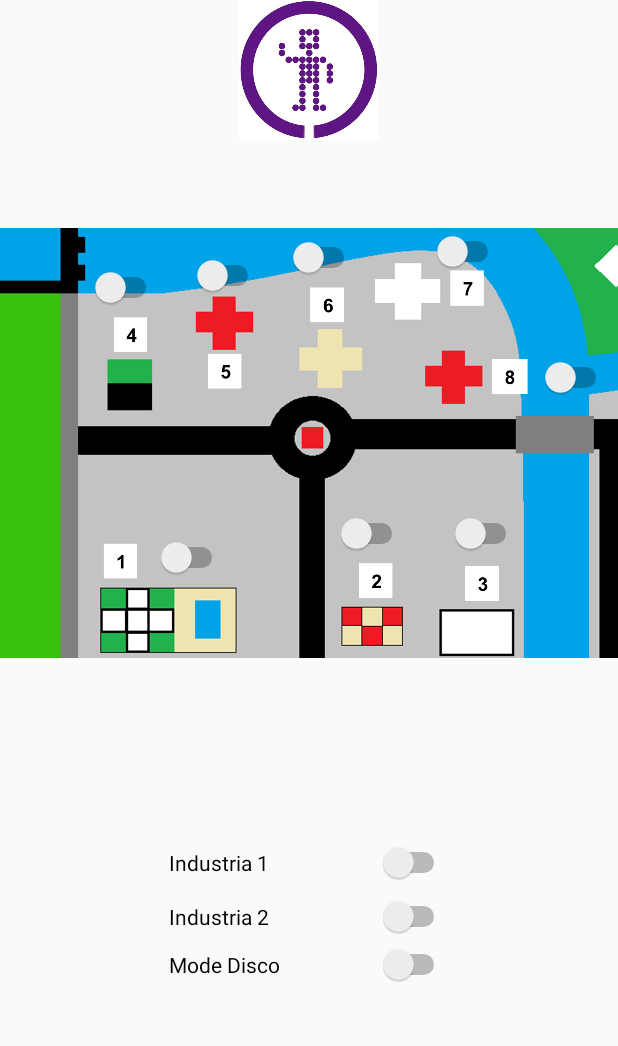
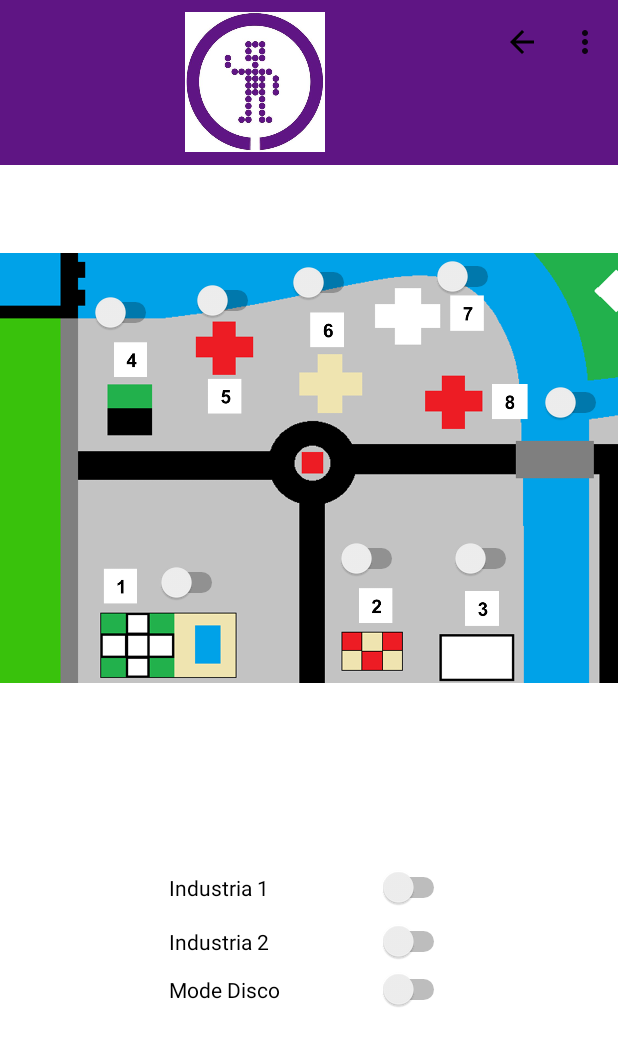
Before and after one commit to David-Domenech-Pereira/Urbots_Maqueta_def, an Android app: the screen it shows after launch (InteractuarCiutat), after a tap on "CIUTAT/INDUSTRIA", on a phone screen of 412 x 824 dp. Shown: the top 1046 px of the screen. Run offline under Robolectric (Android 15) with nearby library versions, the phone set to English and light mode, and no system bars; 2 statements that could not run were skipped.

Commit message:
Tota la tarde pa algo tant tonto com dos botons enfrascats en una barra de color lila :pensive:

```diff
--- a/app/src/main/java/com/urbots/maqueta/MainActivity.java
+++ b/app/src/main/java/com/urbots/maqueta/MainActivity.java
@@ -26,7 +26,7 @@ import com.urbots.maqueta.cdu.InteractuarNuclear;
 import com.urbots.maqueta.cdu.InteractuarPanells;
 
 public class MainActivity extends AppCompatActivity {
-    boolean esClar = true;
+    public static boolean esClar = true;
     @Override
     protected void onCreate(Bundle savedInstanceState) {
         final RelativeLayout relativeLayout = findViewById(R.id.fonsBotons);
--- a/app/src/main/java/com/urbots/maqueta/cdu/InteractuarCiutat.java
+++ b/app/src/main/java/com/urbots/maqueta/cdu/InteractuarCiutat.java
@@ -1,8 +1,10 @@
 package com.urbots.maqueta.cdu;
 
 import android.database.sqlite.SQLiteDatabase;
+import android.graphics.Color;
 import android.os.Bundle;
 import android.view.Gravity;
+import android.view.MenuItem;
 import android.view.View;
 import android.view.ViewGroup;
 import android.widget.CompoundButton;
@@ -11,9 +13,15 @@ import android.widget.LinearLayout;
 import android.widget.RelativeLayout;
 import android.widget.SeekBar;
 import android.widget.Switch;
+import androidx.appcompat.app.AppCompatActivity;
+import androidx.activity.ComponentActivity;
+import android.view.Menu;
+import android.widget.Toast;
+import androidx.annotation.NonNull;
+import androidx.appcompat.widget.Toolbar;
+import androidx.constraintlayout.widget.ConstraintLayout;
 
-import androidx.activity.ComponentActivity;
-
+import com.urbots.maqueta.MainActivity;
 import com.urbots.maqueta.R;
 import com.urbots.maqueta.auxiliar.DatabaseHelper;
 import com.urbots.maqueta.models.Ciutat;
@@ -23,7 +31,7 @@ import com.urbots.maqueta.models.Eolica;
 import com.urbots.maqueta.models.Nuclear;
 import android.widget.Switch;
 
-public class InteractuarCiutat extends ComponentActivity {
+public class InteractuarCiutat extends AppCompatActivity {
     Ciutat element;
     ElementInteractuar elements[];
     Switch botones[];
@@ -32,9 +40,12 @@ public class InteractuarCiutat extends ComponentActivity {
     protected void onCreate(Bundle savedInstanceState) {
         super.onCreate(savedInstanceState);
         setContentView(R.layout.interactuar_ciutat);
+        Toolbar toolbarInt = findViewById(R.id.toolbar_interactuar);
+        setSupportActionBar(toolbarInt);
         DatabaseHelper databaseHelper = new DatabaseHelper(getApplicationContext());
         SQLiteDatabase db = databaseHelper.getWritableDatabase();
         ElementCiutat.setDB(db); //Ponemos la BD
+
 
         element = Ciutat.getCiutat();
         elements = element.getElements();
@@ -58,12 +69,66 @@ public class InteractuarCiutat extends ComponentActivity {
                 @Override
                 public void onCheckedChanged(CompoundButton buttonView, boolean isChecked) {
                     element.setStatus(isChecked, botonNumero);
-
                 }
             });
-
+        }
+        final ImageView imageView = findViewById(R.id.imageView4);
+        final ConstraintLayout constraintLayout = findViewById(R.id.layoutCiutat);
+        final Switch industria1 = findViewById(R.id.switch8);
+        final Switch industria2 = findViewById(R.id.switch9);
+        final Switch disco = findViewById(R.id.switch10);
+        if (MainActivity.esClar) {
+            imageView.setBackgroundResource(R.color.white);
+            constraintLayout.setBackgroundResource(R.color.white);
+            industria1.setTextColor(0xFF000000);
+            industria2.setTextColor(0xFF000000);
+            disco.setTextColor(0xFF000000);
+        } else {
+            imageView.setBackgroundResource(R.color.dark_grey);
+            constraintLayout.setBackgroundResource(R.color.dark_grey);
+            industria1.setTextColor(Color.parseColor("#FFFFFFFF"));
+            industria2.setTextColor(Color.parseColor("#FFFFFFFF"));
+            disco.setTextColor(Color.parseColor("#FFFFFFFF"));
 
         }
+    }
+    @Override
+    public boolean onCreateOptionsMenu(Menu menu) {
+        getMenuInflater().inflate(R.menu.menu_interactuar, menu);
+        return true;
+    }
+    @Override
+    public boolean onOptionsItemSelected(@NonNull MenuItem item) {
+        int id = item.getItemId();
+        if (id == R.id.atras) {
+            finish();
+        } else if (id == R.id.opcio_reset) {
+            element = Ciutat.getCiutat();
+            elements = element.getElements();
+            botones = new Switch[element.getSizeElements()];
+            //Sólo se muestran la cantidad activa
+            for (int i = 0; i < element.getSizeElements(); i++) {
 
+                int switchId = getResources().getIdentifier("switch" + i, "id", getPackageName());
+                botones[i] = findViewById(switchId);
+                if (!elements[i].potEncendre()) {
+                    botones[i].setVisibility(View.GONE);
+                    continue;
+                }
+                if (elements[i].getEnabled()) {
+                    botones[i].setChecked(true);
+                } else {
+                    botones[i].setChecked(false);
+                }
+                final int botonNumero = i; // Número de botón
+                botones[i].setOnCheckedChangeListener(new CompoundButton.OnCheckedChangeListener() {
+                    @Override
+                    public void onCheckedChanged(CompoundButton buttonView, boolean isChecked) {
+                        element.setStatus(isChecked, botonNumero);
+                    }
+                });
+            }
+        }
+        return true;
     }
 }
--- a/app/src/main/java/com/urbots/maqueta/models/Nuclear.java
+++ b/app/src/main/java/com/urbots/maqueta/models/Nuclear.java
@@ -89,6 +89,8 @@ public class Nuclear extends  ElementCiutat{
 
     public void setPotencia(int i) {
         potencia = i;
+        sendM();
+        reclaculateEnergy();
     }
 
     public int getMaxPotencia() {
--- /dev/null
+++ b/app/src/main/res/drawable/baseline_arrow_back_24.xml
@@ -0,0 +1,5 @@
+<vector android:autoMirrored="true" android:height="24dp"
+    android:tint="#000000" android:viewportHeight="24"
+    android:viewportWidth="24" android:width="24dp" xmlns:android="http://schemas.android.com/apk/res/android">
+    <path android:fillColor="@android:color/white" android:pathData="M20,11H7.83l5.59,-5.59L12,4l-8,8 8,8 1.41,-1.41L7.83,13H20v-2z"/>
+</vector>
--- a/app/src/main/res/layout/interactuar_ciutat.xml
+++ b/app/src/main/res/layout/interactuar_ciutat.xml
@@ -2,16 +2,17 @@
 <androidx.constraintlayout.widget.ConstraintLayout xmlns:android="http://schemas.android.com/apk/res/android"
     xmlns:app="http://schemas.android.com/apk/res-auto"
     xmlns:tools="http://schemas.android.com/tools"
+    android:id="@+id/layoutCiutat"
     android:layout_width="match_parent"
     android:layout_height="match_parent"
     android:scaleX="1">
 
-
-    <ImageView
-        android:id="@+id/imageView2"
-        android:layout_width="match_parent"
-        android:layout_height="93dp"
-        android:src="@drawable/logourbots" />
+    <include
+        android:id="@+id/toolbar_interactuar"
+        layout="@layout/toolbar_interactuar"
+        app:layout_constraintEnd_toEndOf="parent"
+        app:layout_constraintStart_toStartOf="parent"
+        app:layout_constraintTop_toTopOf="parent" />
 
     <ImageView
         android:id="@+id/imageView4"
@@ -23,8 +24,8 @@
         android:layout_alignParentBottom="true"
         android:src="@drawable/imatge_ciutat"
         android:visibility="visible"
-        app:layout_constraintTop_toBottomOf="@+id/imageView2"
-        tools:layout_editor_absoluteX="0dp" />
+        app:layout_constraintStart_toStartOf="@+id/toolbar_interactuar"
+        app:layout_constraintTop_toBottomOf="@+id/toolbar_interactuar" />
 
     <Switch
         android:id="@+id/switch3"
--- /dev/null
+++ b/app/src/main/res/layout/toolbar_interactuar.xml
@@ -0,0 +1,17 @@
+<?xml version="1.0" encoding="utf-8"?>
+<androidx.appcompat.widget.Toolbar
+    xmlns:android="http://schemas.android.com/apk/res/android"
+    xmlns:app="http://schemas.android.com/apk/res-auto"
+    android:id="@+id/toolbar_interactuar"
+    android:layout_width="match_parent"
+    android:layout_height="110dp"
+    android:background="@color/urbots_purple"
+    android:theme="@style/ThemeOverlay.AppCompat.ActionBar"
+    >
+    <ImageView
+        android:id="@+id/imageView"
+        android:layout_width="match_parent"
+        android:layout_height="93dp"
+        android:src="@drawable/logourbots"
+        />
+</androidx.appcompat.widget.Toolbar>
--- /dev/null
+++ b/app/src/main/res/menu/menu_interactuar.xml
@@ -0,0 +1,14 @@
+<?xml version="1.0" encoding="utf-8"?>
+<menu xmlns:android="http://schemas.android.com/apk/res/android"
+    xmlns:app="http://schemas.android.com/apk/res-auto">
+    <item
+        android:id="@+id/opcio_reset"
+        app:showAsAction="never"
+        android:title="Resetear valors" />
+
+    <item
+        android:id="@+id/atras"
+        android:title="Atras"
+        android:icon="@drawable/baseline_arrow_back_24"
+        app:showAsAction="always"/>
+</menu>
```
